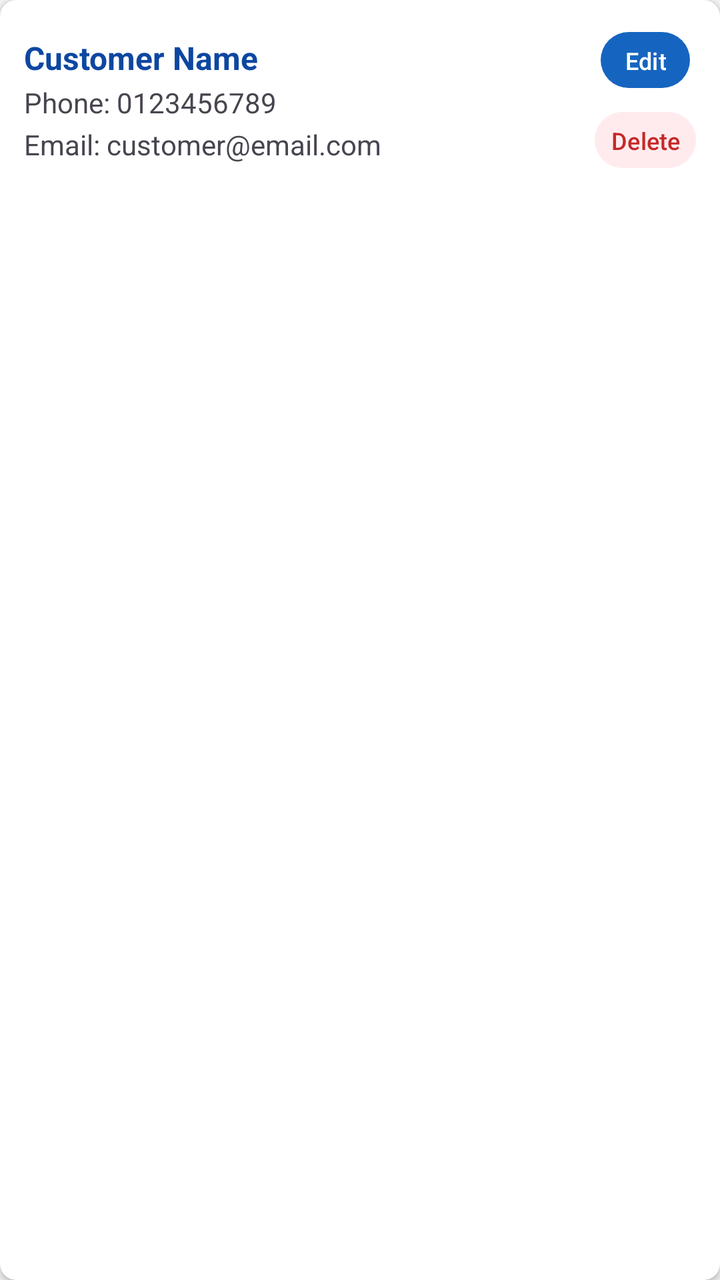
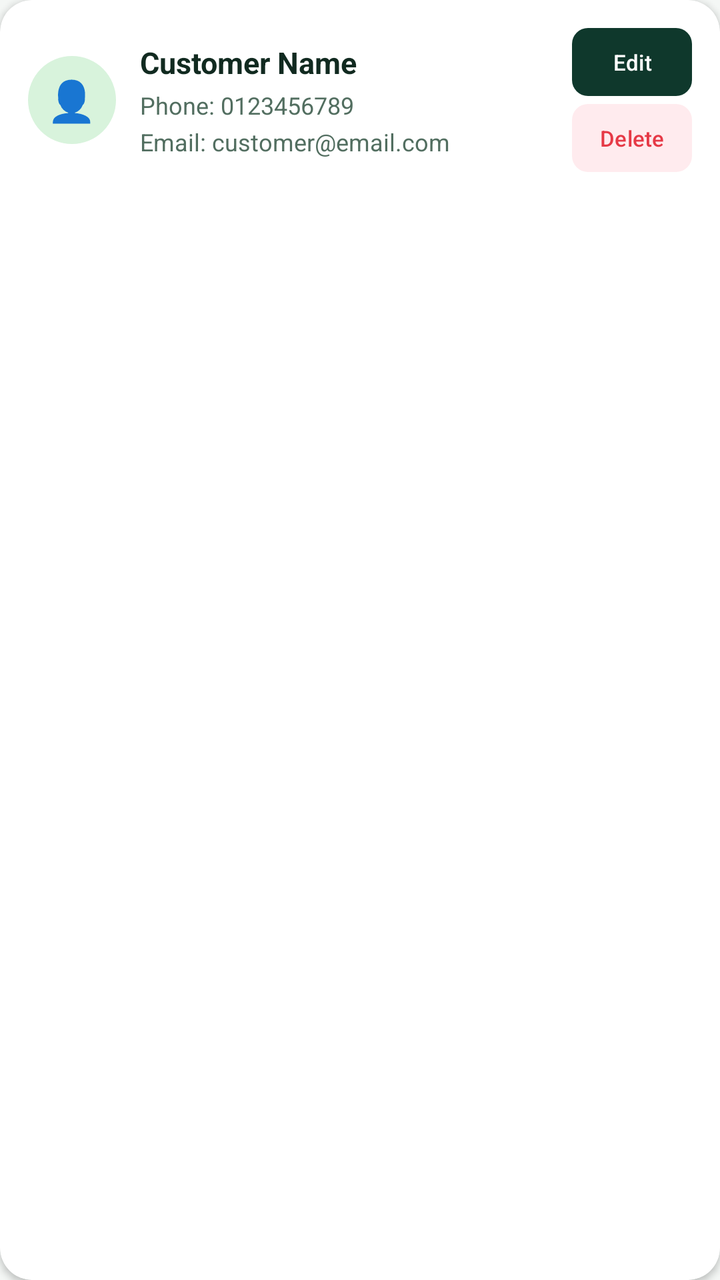

Screens rendered from an Android XML layout before and after an edit, with the pre-edit source and the edit as a unified diff.
<!-- AndroidManifest.xml: application theme Theme.SmartShopManager -->
<!-- res/layout/item_customer.xml -->
<?xml version="1.0" encoding="utf-8"?>
<androidx.cardview.widget.CardView xmlns:android="http://schemas.android.com/apk/res/android"
    xmlns:app="http://schemas.android.com/apk/res-auto"
    android:layout_width="match_parent"
    android:layout_height="wrap_content"
    android:layout_marginHorizontal="8dp"
    android:layout_marginVertical="4dp"
    app:cardCornerRadius="8dp"
    app:cardElevation="2dp">

    <LinearLayout
        android:layout_width="match_parent"
        android:layout_height="wrap_content"
        android:orientation="horizontal"
        android:padding="12dp"
        android:gravity="center_vertical">

        <LinearLayout
            android:layout_width="0dp"
            android:layout_height="wrap_content"
            android:layout_weight="1"
            android:orientation="vertical">

            <TextView
                android:id="@+id/tvCustomerName"
                android:layout_width="match_parent"
                android:layout_height="wrap_content"
                android:text="Customer Name"
                android:textColor="@color/primary_dark"
                android:textSize="16sp"
                android:textStyle="bold" />

            <TextView
                android:id="@+id/tvCustomerPhone"
                android:layout_width="match_parent"
                android:layout_height="wrap_content"
                android:text="Phone: 0123456789"
                android:textSize="14sp"
                android:layout_marginTop="2dp" />

            <TextView
                android:id="@+id/tvCustomerEmail"
                android:layout_width="match_parent"
                android:layout_height="wrap_content"
                android:text="Email: customer@email.com"
                android:textSize="14sp"
                android:layout_marginTop="2dp" />

        </LinearLayout>

        <LinearLayout
            android:layout_width="wrap_content"
            android:layout_height="wrap_content"
            android:orientation="vertical"
            android:gravity="center">

            <Button
                android:id="@+id/btnEditCustomer"
                android:layout_width="wrap_content"
                android:layout_height="36dp"
                android:text="Edit"
                android:textSize="12sp"
                android:minHeight="0dp"
                android:minWidth="0dp"
                android:paddingHorizontal="12dp" />

            <Button
                android:id="@+id/btnDeleteCustomer"
                android:layout_width="wrap_content"
                android:layout_height="36dp"
                android:text="Delete"
                android:textSize="12sp"
                android:textColor="@color/error"
                android:backgroundTint="#FFEBEE"
                android:minHeight="0dp"
                android:minWidth="0dp"
                android:paddingHorizontal="8dp"
                android:layout_marginTop="4dp" />
        </LinearLayout>

    </LinearLayout>

</androidx.cardview.widget.CardView>
<!-- resources referenced by this layout -->
<resources>
  <color name="error">#C62828</color>
  <color name="primary_dark">#0D47A1</color>
  <style name="Theme.SmartShopManager" parent="Theme.Material3.DayNight.NoActionBar">
          <item name="colorPrimary">@color/primary</item>
          <item name="colorPrimaryDark">@color/primary_dark</item>
          <item name="colorSecondary">@color/accent</item>
          <item name="android:windowBackground">@color/background</item>
      </style>
  <color name="primary">#1565C0</color>
  <color name="accent">#FF6F00</color>
  <color name="background">#F5F5F5</color>
</resources>

<!-- the commit's change to res/layout/item_customer.xml (unified diff, before → after) -->
@@ -3,18 +3,35 @@
     xmlns:app="http://schemas.android.com/apk/res-auto"
     android:layout_width="match_parent"
     android:layout_height="wrap_content"
-    android:layout_marginHorizontal="8dp"
-    android:layout_marginVertical="4dp"
-    app:cardCornerRadius="8dp"
+    android:layout_marginHorizontal="2dp"
+    android:layout_marginVertical="6dp"
+    app:cardBackgroundColor="@color/card_background"
+    app:cardCornerRadius="16dp"
     app:cardElevation="2dp">
 
     <LinearLayout
         android:layout_width="match_parent"
         android:layout_height="wrap_content"
+        android:gravity="center_vertical"
         android:orientation="horizontal"
-        android:padding="12dp"
-        android:gravity="center_vertical">
+        android:padding="14dp">
 
+        
+        <FrameLayout
+            android:layout_width="44dp"
+            android:layout_height="44dp"
+            android:layout_marginEnd="12dp"
+            android:background="@drawable/avatar_badge_bg">
+
+            <TextView
+                android:layout_width="wrap_content"
+                android:layout_height="wrap_content"
+                android:layout_gravity="center"
+                android:text="👤"
+                android:textSize="20sp" />
+        </FrameLayout>
+
+        
         <LinearLayout
             android:layout_width="0dp"
             android:layout_height="wrap_content"
@@ -26,56 +43,67 @@
                 android:layout_width="match_parent"
                 android:layout_height="wrap_content"
                 android:text="Customer Name"
-                android:textColor="@color/primary_dark"
-                android:textSize="16sp"
+                android:textColor="@color/text_primary"
+                android:textSize="15sp"
                 android:textStyle="bold" />
 
             <TextView
                 android:id="@+id/tvCustomerPhone"
                 android:layout_width="match_parent"
                 android:layout_height="wrap_content"
+                android:layout_marginTop="3dp"
                 android:text="Phone: 0123456789"
-                android:textSize="14sp"
-                android:layout_marginTop="2dp" />
+                android:textColor="@color/text_secondary"
+                android:textSize="12sp" />
 
             <TextView
                 android:id="@+id/tvCustomerEmail"
                 android:layout_width="match_parent"
                 android:layout_height="wrap_content"
+                android:layout_marginTop="2dp"
                 android:text="Email: customer@email.com"
-                android:textSize="14sp"
-                android:layout_marginTop="2dp" />
+                android:textColor="@color/text_secondary"
+                android:textSize="12sp" />
 
         </LinearLayout>
 
+        
         <LinearLayout
             android:layout_width="wrap_content"
             android:layout_height="wrap_content"
-            android:orientation="vertical"
-            android:gravity="center">
+            android:layout_marginStart="8dp"
+            android:gravity="center"
+            android:orientation="vertical">
 
-            <Button
+            <com.google.android.material.button.MaterialButton
                 android:id="@+id/btnEditCustomer"
                 android:layout_width="wrap_content"
-                android:layout_height="36dp"
+                android:layout_height="34dp"
+                android:insetTop="0dp"
+                android:insetBottom="0dp"
+                android:minWidth="60dp"
+                android:minHeight="0dp"
+                android:paddingHorizontal="10dp"
                 android:text="Edit"
-                android:textSize="12sp"
-                android:minHeight="0dp"
-                android:minWidth="0dp"
-                android:paddingHorizontal="12dp" />
+                android:textSize="11sp"
+                app:backgroundTint="@color/primary"
+                app:cornerRadius="8dp" />
 
-            <Button
+            <com.google.android.material.button.MaterialButton
                 android:id="@+id/btnDeleteCustomer"
                 android:layout_width="wrap_content"
-                android:layout_height="36dp"
+                android:layout_height="34dp"
+                android:layout_marginTop="4dp"
+                android:insetTop="0dp"
+                android:insetBottom="0dp"
+                android:minWidth="60dp"
+                android:minHeight="0dp"
+                android:paddingHorizontal="8dp"
                 android:text="Delete"
-                android:textSize="12sp"
                 android:textColor="@color/error"
-                android:backgroundTint="#FFEBEE"
-                android:minHeight="0dp"
-                android:minWidth="0dp"
-                android:paddingHorizontal="8dp"
-                android:layout_marginTop="4dp" />
+                android:textSize="11sp"
+                app:backgroundTint="@color/error_tint"
+                app:cornerRadius="8dp" />
         </LinearLayout>
 
     </LinearLayout>
<!-- resource entries referenced after the edit -->
@@ -1,15 +1,45 @@
 <!-- resources referenced by this layout -->
 <resources>
-  <color name="error">#C62828</color>
-  <color name="primary_dark">#0D47A1</color>
+  <color name="card_background">#FFFFFF</color>
+  <color name="error">#E63946</color>
+  <color name="error_tint">#FFEBEE</color>
+  <color name="primary_dark">#08271E</color>
   <style name="Theme.SmartShopManager" parent="Theme.Material3.DayNight.NoActionBar">
           <item name="colorPrimary">@color/primary</item>
           <item name="colorPrimaryDark">@color/primary_dark</item>
           <item name="colorSecondary">@color/accent</item>
           <item name="android:windowBackground">@color/background</item>
+          <item name="colorSurface">@color/card_background</item>
+  
+          
+          <item name="alertDialogTheme">@style/RoundedAlertDialogTheme</item>
+          <item name="materialAlertDialogTheme">@style/RoundedAlertDialogTheme</item>
       </style>
-  <color name="primary">#1565C0</color>
-  <color name="accent">#FF6F00</color>
-  <color name="background">#F5F5F5</color>
+  <color name="mint_badge">#D8F3DC</color>
+  <color name="primary">#0F382C</color>
+  <color name="text_primary">#112A20</color>
+  <color name="text_secondary">#526E60</color>
+  <!-- drawable avatar_badge_bg (drawable) -->
+  <?xml version="1.0" encoding="utf-8"?>
+  <shape xmlns:android="http://schemas.android.com/apk/res/android"
+      android:shape="oval">
+      <solid android:color="@color/mint_badge" />
+  </shape>
+  <color name="accent">#40916C</color>
+  <color name="background">#F4F7F5</color>
+  <style name="RoundedAlertDialogTheme" parent="ThemeOverlay.Material3.MaterialAlertDialog">
+          <item name="shapeAppearanceOverlay">@style/ShapeAppearance.App.MediumComponent</item>
+          <item name="android:background">@drawable/dialog_bg</item>
+      </style>
+  <style name="ShapeAppearance.App.MediumComponent" parent="ShapeAppearance.Material3.MediumComponent">
+          <item name="cornerSize">20dp</item>
+      </style>
+  <!-- drawable dialog_bg (drawable) -->
+  <?xml version="1.0" encoding="utf-8"?>
+  <shape xmlns:android="http://schemas.android.com/apk/res/android"
+      android:shape="rectangle">
+      <solid android:color="@color/card_background" />
+      <corners android:radius="20dp" />
+  </shape>
 </resources>
 
